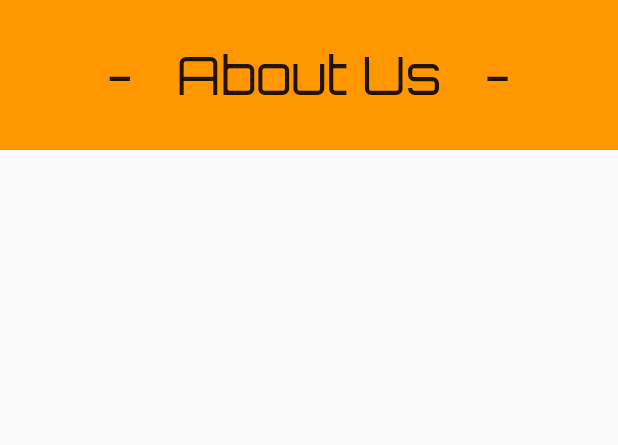
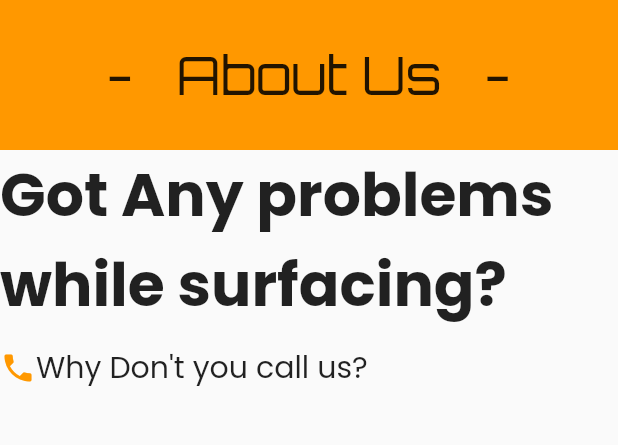
Before and after one commit to Anoop072001/fash_deal, a Flutter app: the About screen opened by its route, on a phone screen of 412 x 824 dp, the part 84-529 px from its top. Run offline on Flutter 3.47's test engine with Material 2 defaults, Android fonts, the light colour scheme and no system bars; our stand-ins replace cloud_firestore, firebase_auth, firebase_core, google_fonts; missing offline and left inert: favorite_button; accounts and stored records are empty.

Commit message:
about us updated

```diff
--- a/lib/account/about_us/about.dart
+++ b/lib/account/about_us/about.dart
@@ -30,7 +30,9 @@ class _AboutState extends State<About> {
         ),
         elevation: 0.0,
       ),
-      body: Column(
+      body: SingleChildScrollView(
+        scrollDirection: Axis.vertical,
+        child: Column(
           children: [
             Row(
               children: [
@@ -51,7 +53,42 @@ class _AboutState extends State<About> {
                 ),
               ],
             ),
+            Container(
+                width: MediaQuery.of(context).size.width,
+                height: MediaQuery.of(context).size.height,
+                child: Column(
+                  children: [
+                    Text(
+                      "Got Any problems while surfacing?",
+                      style: GoogleFonts.poppins(
+                          textStyle: TextStyle(
+                        fontSize: 40,
+                        fontWeight: FontWeight.bold,
+                      )),
+                    ),
+                    SizedBox(
+                      height: 10,
+                    ),
+                    Row(
+                      children: [
+                        Icon(
+                          Icons.phone,
+                          color: Colors.orange,
+                        ),
+                        Text(
+                          "Why Don't you call us?",
+                          style: GoogleFonts.poppins(
+                            textStyle: TextStyle(
+                              fontSize: 20,
+                            ),
+                          ),
+                        ),
                       ],
+                    )
+                  ],
+                )),
+          ],
+        ),
       ),
     );
   }
--- a/lib/ui/homepage.dart
+++ b/lib/ui/homepage.dart
@@ -98,7 +98,6 @@ class _HomePageState extends State<HomePage> {
                                 ],
                               ),
                             ),
-                            onTap: () {},
                           ),
                         ),
                         Expanded(
```
Lines whose indentation alone changed are shown as unchanged.
